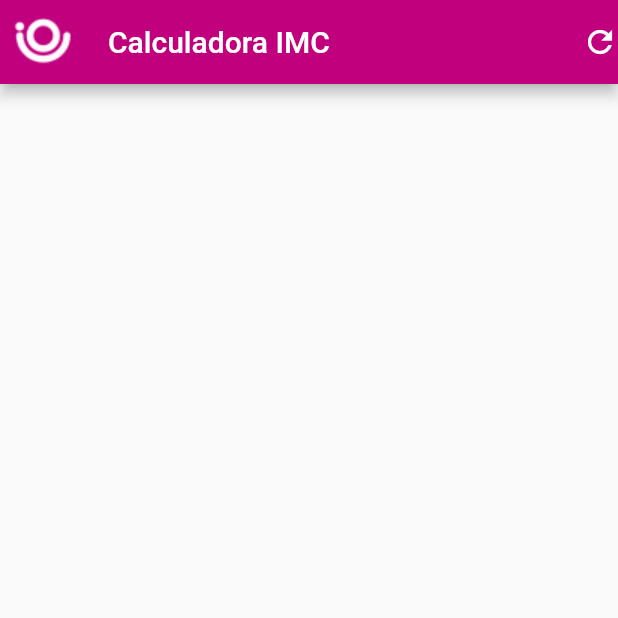
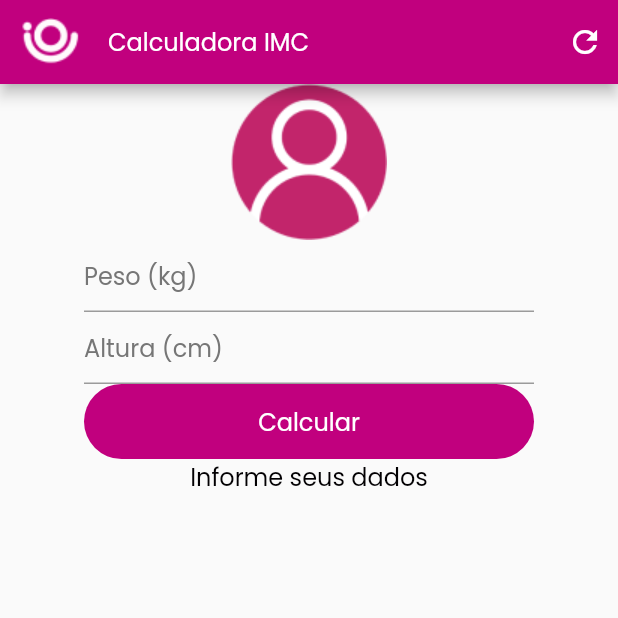
Before and after one commit to VictorHenzzo/ioasys-desafio1-CalculadoraIMC, a Flutter app: the IMCPage screen opened by its route, on a phone screen of 412 x 824 dp, the top half of it. Run offline on Flutter 3.47's test engine with Material 2 defaults, Android fonts, the phone set to English and light mode, and no system bars; our stand-ins replace google_fonts.

```diff
--- a/lib/main.dart
+++ b/lib/main.dart
@@ -12,7 +12,7 @@ class MyApp extends StatelessWidget {
   @override
   Widget build(BuildContext context) {
     return MaterialApp(
-      title: 'Welcome to Flutter',
+      title: 'ioasys Desafio 1: Calculadora IMC',
       initialRoute: '/login',
       routes: {
         '/login': (context) => const LoginPage(),
--- a/lib/modules/imc_page/imc_page.dart
+++ b/lib/modules/imc_page/imc_page.dart
@@ -1,5 +1,7 @@
 import 'package:flutter/material.dart';
+import 'package:ioasys_calculadora_imc/modules/shared/buttons/buttons.dart';
 import 'package:ioasys_calculadora_imc/modules/shared/themes/app_colors.dart';
+import 'package:ioasys_calculadora_imc/modules/shared/themes/app_fonts.dart';
 import 'package:ioasys_calculadora_imc/modules/shared/themes/app_images.dart';
 
 class IMCPage extends StatefulWidget {
@@ -10,21 +12,112 @@ class IMCPage extends StatefulWidget {
 }
 
 class _IMCPageState extends State<IMCPage> {
+  final pesoController = TextEditingController();
+  final alturaController = TextEditingController();
+  String? resultado;
+
+  void calcularIMC() {
+    double? altura = double.tryParse(alturaController.text);
+    double? peso = double.tryParse(pesoController.text);
+    double imc;
+
+    if ((altura == null) || (peso == null)) {
+      ScaffoldMessenger.of(context).showSnackBar(const SnackBar(
+        content: Text('Informações inseridas inválidas!'),
+        duration: Duration(seconds: 3),
+        backgroundColor: AppColors.error,
+      ));
+    } else {
+      imc = peso * 10000 / (altura * altura);
+      if (imc < 18.5) {
+        resultado = 'Abaixo do peso! ${imc.toStringAsPrecision(4)}';
+      } else if (imc > 18.5 && imc < 24.9) {
+        resultado = 'Peso normal! ${imc.toStringAsPrecision(4)}';
+      } else if (imc > 25 && imc < 29.9) {
+        resultado = 'Pré-obesidade! ${imc.toStringAsPrecision(4)}';
+      } else if (imc > 30 && imc < 34.9) {
+        resultado = 'Obesidade Grau 1! ${imc.toStringAsPrecision(4)}';
+      } else if (imc > 35 && imc < 39.9) {
+        resultado = 'Obesidade Grau 2! ${imc.toStringAsPrecision(4)}';
+      } else {
+        resultado = 'Obesidade Grau 3! ${imc.toStringAsPrecision(4)}';
+      }
+    }
+  }
+
+  @override
+  void dispose() {
+    pesoController.dispose();
+    alturaController.dispose();
+    super.dispose();
+  }
+
   @override
   Widget build(BuildContext context) {
     return Scaffold(
       appBar: AppBar(
         backgroundColor: AppColors.primary,
-        leading: Image.asset(AppImages.logoAppBar),
-        title: const Text('Calculadora IMC'),
+        leading: Padding(
+          padding: const EdgeInsets.only(left: 10),
+          child: Image.asset(AppImages.logoAppBar),
+        ),
+        title: Text(
+          'Calculadora IMC',
+          style: AppFonts.lightText,
+        ),
         actions: [
           GestureDetector(
             onTap: () {
               //TODO: Inserir função refresh
             },
-            child: const Icon(Icons.refresh),
+            child: const Padding(
+              padding: EdgeInsets.only(right: 10),
+              child: Icon(Icons.refresh),
+            ),
           )
         ],
+      ),
+      body: Center(
+        child: Column(
+          children: [
+            Image.asset(AppImages.avatar),
+            SizedBox(
+              width: 300,
+              child: TextField(
+                keyboardType: TextInputType.number,
+                controller: pesoController,
+                decoration: InputDecoration(
+                  hintText: 'Peso (kg)',
+                  hintStyle: AppFonts.hintTexts,
+                ),
+              ),
+            ),
+            SizedBox(
+              width: 300,
+              child: TextField(
+                keyboardType: TextInputType.number,
+                controller: alturaController,
+                decoration: InputDecoration(
+                  hintText: 'Altura (cm)',
+                  hintStyle: AppFonts.hintTexts,
+                ),
+              ),
+            ),
+            Buttons(
+              onPressed: () {
+                setState(() {
+                  calcularIMC();
+                });
+              },
+              text: 'Calcular',
+              color: AppColors.primary,
+            ),
+            Text(
+              resultado == null ? 'Informe seus dados' : resultado!,
+              style: AppFonts.resultText,
+            )
+          ],
+        ),
       ),
     );
   }
--- a/lib/modules/shared/buttons/buttons.dart
+++ b/lib/modules/shared/buttons/buttons.dart
@@ -1,14 +1,17 @@
 import 'package:flutter/material.dart';
-import 'package:ioasys_calculadora_imc/modules/shared/themes/app_colors.dart';
 import 'package:ioasys_calculadora_imc/modules/shared/themes/app_fonts.dart';
 
 class Buttons extends StatelessWidget {
   const Buttons(
-      {Key? key, required this.onPressed, required this.text, required color})
+      {Key? key,
+      required this.onPressed,
+      required this.text,
+      required this.color})
       : super(key: key);
 
   final String text;
   final VoidCallback onPressed;
+  final Color color;
 
   @override
   Widget build(BuildContext context) {
@@ -19,7 +22,7 @@ class Buttons extends StatelessWidget {
         onTap: onPressed,
         child: Container(
           decoration: BoxDecoration(
-            color: AppColors.leading,
+            color: color,
             borderRadius: BorderRadius.circular(25),
           ),
           child: Center(
--- a/lib/modules/shared/themes/app_colors.dart
+++ b/lib/modules/shared/themes/app_colors.dart
@@ -5,4 +5,5 @@ class AppColors {
   static const background = Color(0xFFFFFFFF);
   static const leading = Color(0xFF020002);
   static const hintText = Color(0xFF767676);
+  static const error = Color(0xFFE83F5B);
 }
--- a/lib/modules/shared/themes/app_fonts.dart
+++ b/lib/modules/shared/themes/app_fonts.dart
@@ -24,6 +24,11 @@ class AppFonts {
     fontWeight: FontWeight.w400,
     color: AppColors.background,
   );
+  static final lightText = GoogleFonts.poppins(
+    fontSize: 16,
+    fontWeight: FontWeight.w400,
+    color: AppColors.background,
+  );
   static final resultText = GoogleFonts.poppins(
     fontSize: 16,
     fontWeight: FontWeight.w400,
```
